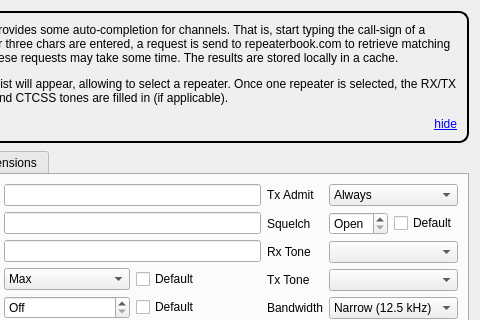
Old version of the form src/analogchanneldialog.ui in the repository hmatuschek/qdmr; both pictures show x 99 to 579 and y 0 to 320 of the 579 by 472 pixel window.
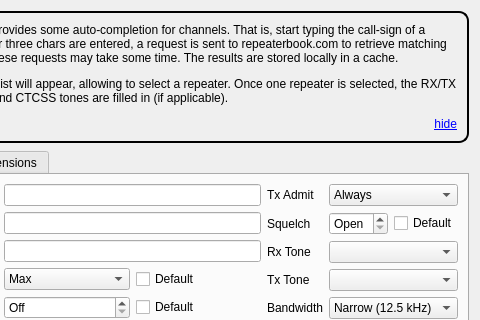
New version of the form. Custom widgets are drawn as their Qt base class.

The edit to the form file:
```diff
--- a/src/analogchanneldialog.ui
+++ b/src/analogchanneldialog.ui
@@ -20,7 +20,7 @@
       <string notr="true">padding:10px;border: 2px solid black; border-radius: 10px;</string>
      </property>
      <property name="text">
-      <string>&lt;html&gt;&lt;head/&gt;&lt;body&gt;&lt;p&gt;&lt;span style=&quot; font-weight:600;&quot;&gt;Note:&lt;/span&gt; qdmr provides some auto-completion for channels. That is, start typing the call-sign of a repeater. After three chars are entered, a request is send to repeaterbook.com to retrieve matching repeaters. These requests may take some time. The results are stored locally in a cache.&lt;/p&gt;&lt;p&gt;A drop-down list will appear, allowing to select a repeater. Once one repeater is selected, the RX/TX frequencies and CTCSS tones are filled in (if applicable).&lt;/p&gt;&lt;p align=&quot;right&quot;&gt;&lt;a href=&quot;#hide&quot;&gt;&lt;span style=&quot; text-decoration: underline; color:#0000ff;&quot;&gt;hide&lt;/span&gt;&lt;/a&gt;&lt;/p&gt;&lt;/body&gt;&lt;/html&gt;</string>
+      <string>&lt;html&gt;&lt;head/&gt;&lt;body&gt;&lt;p&gt;&lt;span style=&quot; font-weight:600;&quot;&gt;Note:&lt;/span&gt; qdmr provides some auto-completion for channels. That is, start typing the call-sign of a repeater. After three chars are entered, a request is sent to repeaterbook.com to retrieve matching repeaters. These requests may take some time. The results are stored locally in a cache.&lt;/p&gt;&lt;p&gt;A drop-down list will appear, allowing to select a repeater. Once one repeater is selected, the RX/TX frequencies and CTCSS tones are filled in (if applicable).&lt;/p&gt;&lt;p align=&quot;right&quot;&gt;&lt;a href=&quot;#hide&quot;&gt;&lt;span style=&quot; text-decoration: underline; color:#0000ff;&quot;&gt;hide&lt;/span&gt;&lt;/a&gt;&lt;/p&gt;&lt;/body&gt;&lt;/html&gt;</string>
      </property>
      <property name="textFormat">
       <enum>Qt::RichText</enum>
```
